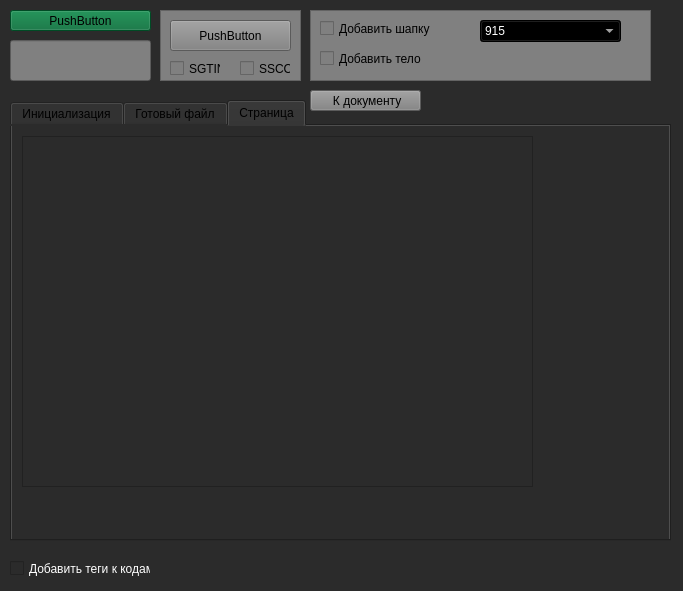
The window that untitled.ui (AlexPetrNick/tracehelp) describes before a commit, drawn with Qt 5.
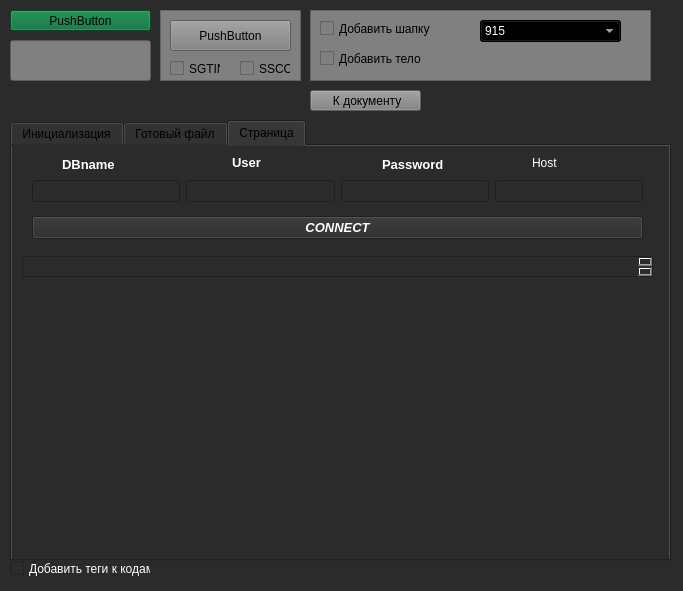
The same window after the commit. The open tabs and pages were chosen to show the change.

What changed in the file:
```diff
--- a/untitled.ui
+++ b/untitled.ui
@@ -39,7 +39,7 @@
    <property name="geometry">
     <rect>
      <x>10</x>
-     <y>100</y>
+     <y>120</y>
      <width>661</width>
      <height>441</height>
     </rect>
@@ -167,10 +167,169 @@
      <property name="geometry">
       <rect>
        <x>10</x>
+       <y>110</y>
+       <width>631</width>
+       <height>21</height>
+      </rect>
+     </property>
+     <property name="styleSheet">
+      <string notr="true">color: white;</string>
+     </property>
+     <property name="html">
+      <string>&lt;!DOCTYPE HTML PUBLIC &quot;-//W3C//DTD HTML 4.0//EN&quot; &quot;http://www.w3.org/TR/REC-html40/strict.dtd&quot;&gt;
+&lt;html&gt;&lt;head&gt;&lt;meta name=&quot;qrichtext&quot; content=&quot;1&quot; /&gt;&lt;style type=&quot;text/css&quot;&gt;
+p, li { white-space: pre-wrap; }
+&lt;/style&gt;&lt;/head&gt;&lt;body style=&quot; font-family:'MS Shell Dlg 2'; font-size:8.25pt; font-weight:400; font-style:normal;&quot;&gt;
+&lt;p style=&quot;-qt-paragraph-type:empty; margin-top:0px; margin-bottom:0px; margin-left:0px; margin-right:0px; -qt-block-indent:0; text-indent:0px;&quot;&gt;&lt;br /&gt;&lt;/p&gt;&lt;/body&gt;&lt;/html&gt;</string>
+     </property>
+    </widget>
+    <widget class="QWidget" name="horizontalLayoutWidget">
+     <property name="geometry">
+      <rect>
+       <x>20</x>
+       <y>30</y>
+       <width>611</width>
+       <height>31</height>
+      </rect>
+     </property>
+     <layout class="QHBoxLayout" name="horizontalLayout">
+      <item>
+       <widget class="QLineEdit" name="lineEdit_5">
+        <property name="styleSheet">
+         <string notr="true">color: white;</string>
+        </property>
+       </widget>
+      </item>
+      <item>
+       <widget class="QLineEdit" name="lineEdit_4">
+        <property name="styleSheet">
+         <string notr="true">color: white;</string>
+        </property>
+       </widget>
+      </item>
+      <item>
+       <widget class="QLineEdit" name="lineEdit_3">
+        <property name="styleSheet">
+         <string notr="true">color: white;</string>
+        </property>
+       </widget>
+      </item>
+      <item>
+       <widget class="QLineEdit" name="lineEdit_2">
+        <property name="styleSheet">
+         <string notr="true">color: white;</string>
+        </property>
+       </widget>
+      </item>
+     </layout>
+    </widget>
+    <widget class="QLabel" name="label">
+     <property name="geometry">
+      <rect>
+       <x>50</x>
        <y>10</y>
-       <width>511</width>
-       <height>351</height>
+       <width>61</width>
+       <height>16</height>
       </rect>
+     </property>
+     <property name="font">
+      <font>
+       <pointsize>10</pointsize>
+       <weight>75</weight>
+       <bold>true</bold>
+      </font>
+     </property>
+     <property name="styleSheet">
+      <string notr="true">color: white;</string>
+     </property>
+     <property name="text">
+      <string>DBname</string>
+     </property>
+    </widget>
+    <widget class="QLabel" name="label_4">
+     <property name="geometry">
+      <rect>
+       <x>220</x>
+       <y>10</y>
+       <width>47</width>
+       <height>13</height>
+      </rect>
+     </property>
+     <property name="font">
+      <font>
+       <pointsize>10</pointsize>
+       <weight>75</weight>
+       <bold>true</bold>
+      </font>
+     </property>
+     <property name="styleSheet">
+      <string notr="true">color: white;</string>
+     </property>
+     <property name="text">
+      <string>User</string>
+     </property>
+    </widget>
+    <widget class="QLabel" name="label_5">
+     <property name="geometry">
+      <rect>
+       <x>370</x>
+       <y>10</y>
+       <width>71</width>
+       <height>16</height>
+      </rect>
+     </property>
+     <property name="font">
+      <font>
+       <pointsize>10</pointsize>
+       <weight>75</weight>
+       <bold>true</bold>
+      </font>
+     </property>
+     <property name="styleSheet">
+      <string notr="true">color: white;</string>
+     </property>
+     <property name="text">
+      <string>Password</string>
+     </property>
+    </widget>
+    <widget class="QLabel" name="label_6">
+     <property name="geometry">
+      <rect>
+       <x>520</x>
+       <y>10</y>
+       <width>47</width>
+       <height>13</height>
+      </rect>
+     </property>
+     <property name="styleSheet">
+      <string notr="true">color: white;</string>
+     </property>
+     <property name="text">
+      <string>Host</string>
+     </property>
+    </widget>
+    <widget class="QPushButton" name="pushButton_4">
+     <property name="geometry">
+      <rect>
+       <x>20</x>
+       <y>70</y>
+       <width>611</width>
+       <height>23</height>
+      </rect>
+     </property>
+     <property name="font">
+      <font>
+       <pointsize>10</pointsize>
+       <weight>75</weight>
+       <italic>true</italic>
+       <bold>true</bold>
+      </font>
+     </property>
+     <property name="styleSheet">
+      <string notr="true">color: white</string>
+     </property>
+     <property name="text">
+      <string>CONNECT</string>
      </property>
     </widget>
    </widget>
```
Left out of the diff: 2 changed lines with no effect on the pictures.
